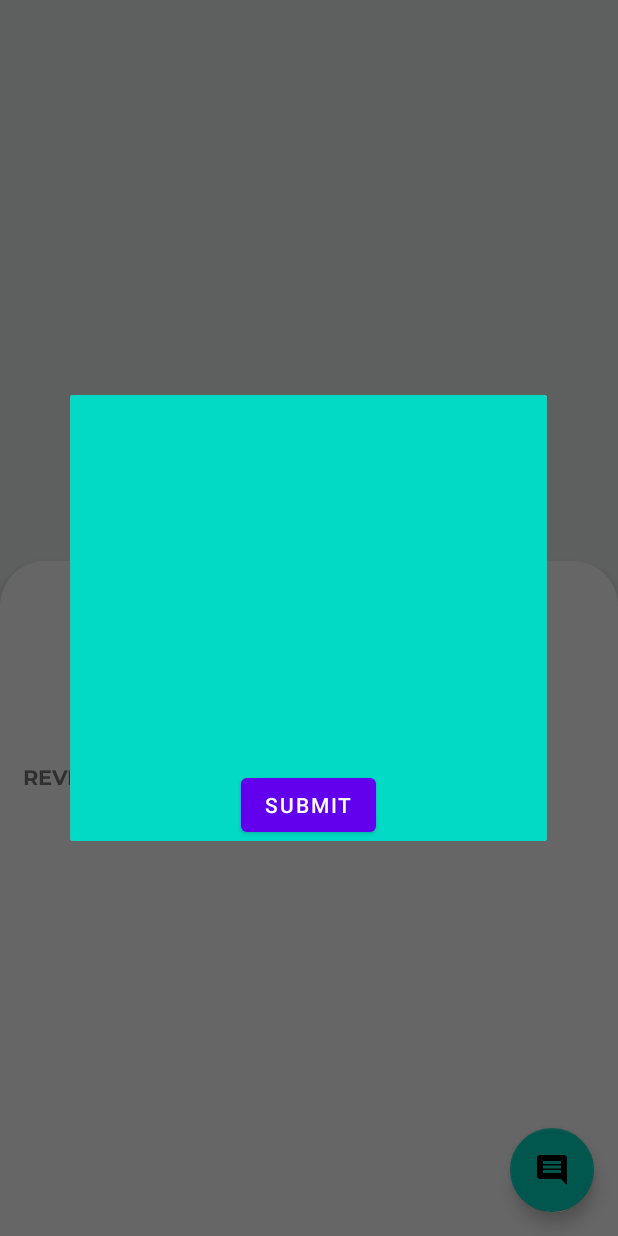
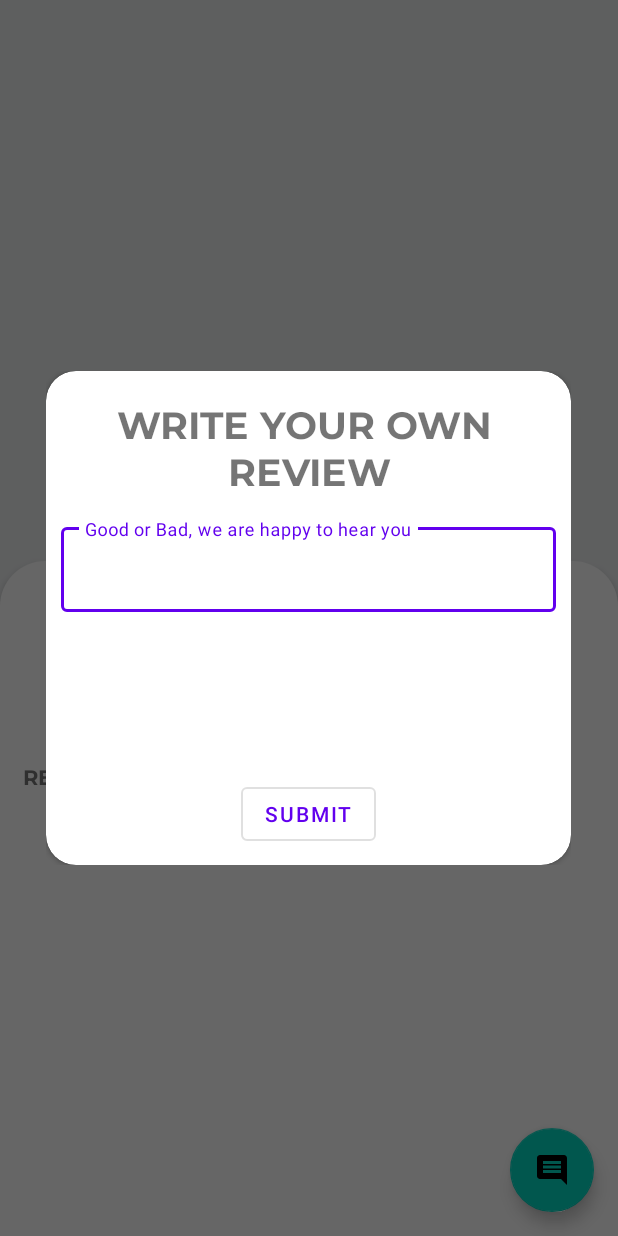
Before and after one commit to rodrirepresa/Adidas, an Android app: the fragment ProductDetailFragment placed in its activity, after a tap on an icon or button, on a phone screen of 412 x 824 dp. Run offline under Robolectric (Android 15) with nearby library versions, the phone set to English and light mode, and no system bars; libraries missing offline, so code that uses them is left out: androidx.palette.graphics; pictures from the network do not load; 6 statements that could not run were skipped; 1 other tap on this screen came first.

Commit message:
Customize review dialog

```diff
--- a/app/src/main/java/com/represa/adidas/MainActivity.kt
+++ b/app/src/main/java/com/represa/adidas/MainActivity.kt
@@ -27,7 +27,7 @@ class MainActivity : AppCompatActivity() {
 
         productViewModel.errorLiveData.observe(this, {
             it?.let {
-                //onCreateDialog(it.message).show()
+                onCreateDialog(it.message).show()
             }
         })
     }
@@ -47,18 +47,12 @@ class MainActivity : AppCompatActivity() {
     fun onCreateDialog(error: String?): Dialog {
         var message = error ?: "Something went wrong"
         return this?.let {
-            // Use the Builder class for convenient dialog construction
             val builder = AlertDialog.Builder(it)
             builder.setMessage(message)
-                .setPositiveButton("adios",
-                    DialogInterface.OnClickListener { dialog, id ->
-                        dialog.dismiss()
-                    })
-                .setNegativeButton("terges",
-                    DialogInterface.OnClickListener { dialog, id ->
-                        dialog.dismiss()
-                    })
-            // Create the AlertDialog object and return it
+                .setPositiveButton("Close"
+                ) { dialog, id ->
+                    dialog.dismiss()
+                }
             builder.create()
         } ?: throw IllegalStateException("Activity cannot be null")
     }
--- a/app/src/main/java/com/represa/adidas/ProductDetailFragment.kt
+++ b/app/src/main/java/com/represa/adidas/ProductDetailFragment.kt
@@ -31,7 +31,7 @@ class ProductDetailFragment : Fragment() {
     private val productDetailViewModel by sharedViewModel<ProductDetailViewModel>()
 
     private val safeArgs: ProductDetailFragmentArgs by navArgs()
-    private var productId : String = ""
+    private var productId: String = ""
     private var _binding: FragmentProductDetailBinding? = null
     private val binding get() = _binding!!
 
@@ -49,14 +49,8 @@ class ProductDetailFragment : Fragment() {
             }*/
         })
         productDetailViewModel.getReviews(productId).observe(viewLifecycleOwner, {
-            if(!it.isNullOrEmpty()) {
-                var adapter = binding.bottomSheet.recyclerReviews.adapter as ReviewsAdapter
-                adapter.submitList(it)
-            }else{
-                it?.let {
-
-                }
-            }
+            var adapter = binding.bottomSheet.recyclerReviews.adapter as ReviewsAdapter
+            adapter.submitList(it)
         })
     }
 
--- a/app/src/main/java/com/represa/adidas/data/database/ProductDao.kt
+++ b/app/src/main/java/com/represa/adidas/data/database/ProductDao.kt
@@ -26,7 +26,7 @@ interface ProductDao {
     @Insert(onConflict = OnConflictStrategy.IGNORE)
     fun insertReview(review: ReviewEntity)
 
-    @Insert(onConflict = OnConflictStrategy.IGNORE)
+    @Insert(onConflict = OnConflictStrategy.REPLACE)
     fun insertReviews(review: List<ReviewEntity>)
 
     @Query("SELECT * FROM review WHERE productId = :productId")
--- a/app/src/main/java/com/represa/adidas/data/network/model/Review.kt
+++ b/app/src/main/java/com/represa/adidas/data/network/model/Review.kt
@@ -4,7 +4,7 @@ import com.represa.adidas.data.database.entities.ReviewEntity
 
 data class Review(
     val productId: String,
-    val locale: String,
+    val locale: String = "EN",
     val rating: Int,
     val text: String
 )
--- a/app/src/main/java/com/represa/adidas/ui/ReviewDialog.kt
+++ b/app/src/main/java/com/represa/adidas/ui/ReviewDialog.kt
@@ -1,11 +1,12 @@
 package com.represa.adidas.ui
 
+import android.graphics.Color
+import android.graphics.drawable.ColorDrawable
 import android.os.Bundle
 import android.view.LayoutInflater
 import android.view.View
 import android.view.ViewGroup
 import androidx.fragment.app.DialogFragment
-import androidx.fragment.app.Fragment
 import com.represa.adidas.databinding.ReviewDialogBinding
 import com.represa.adidas.ui.viewmodels.ProductDetailViewModel
 import org.koin.androidx.viewmodel.ext.android.viewModel
@@ -17,12 +18,25 @@ class ReviewDialog : DialogFragment() {
     private var _binding: ReviewDialogBinding? = null
     private val binding get() = _binding!!
 
-    override fun onCreateView(inflater: LayoutInflater, container: ViewGroup?, savedInstanceState: Bundle?): View? {
-        //dialog!!.window?.setBackgroundDrawableResource(R.drawable.round_corner);
+    override fun onCreateView(
+        inflater: LayoutInflater,
+        container: ViewGroup?,
+        savedInstanceState: Bundle?
+    ): View? {
+        dialog!!.window?.setBackgroundDrawable(ColorDrawable(Color.TRANSPARENT));
         _binding = ReviewDialogBinding.inflate(layoutInflater, container, false)
         var productId = arguments?.getString("productId")
         binding.submit.setOnClickListener {
-            productDetailViewModel.createReview(productId, binding.text.text.toString())
+            binding.text.editText?.let {
+                if (it.text.isNotEmpty()) {
+                    productDetailViewModel.createReview(
+                        productId,
+                        binding.text.editText!!.text.toString()
+                    ) { dismiss() }
+                } else {
+                    it.error = "Empty review"
+                }
+            }
         }
         return binding.root
     }
@@ -31,6 +45,6 @@ class ReviewDialog : DialogFragment() {
         super.onStart()
         val width = (resources.displayMetrics.widthPixels * 0.85).toInt()
         val height = (resources.displayMetrics.heightPixels * 0.40).toInt()
-        dialog!!.window?.setLayout(width,height)
+        dialog!!.window?.setLayout(width, height)
     }
 }
--- a/app/src/main/java/com/represa/adidas/ui/viewmodels/ProductDetailViewModel.kt
+++ b/app/src/main/java/com/represa/adidas/ui/viewmodels/ProductDetailViewModel.kt
@@ -50,7 +50,7 @@ class ProductDetailViewModel(
         }
     }
 
-    fun createReview(productId: String?, text: String) {
+    fun createReview(productId: String?, text: String, onSucces: () -> Unit) {
         viewModelScope.launch(Dispatchers.IO) {
             runCatching {
                 productId?.let {
@@ -65,6 +65,8 @@ class ProductDetailViewModel(
                 }
             }.onFailure {
                 errorStream.value = Throwable(context.getString(R.string.error_general_exception))
+            }.onSuccess {
+                onSucces.invoke()
             }
         }
     }
--- a/app/src/main/res/layout/review_dialog.xml
+++ b/app/src/main/res/layout/review_dialog.xml
@@ -1,25 +1,57 @@
 <?xml version="1.0" encoding="utf-8"?>
-<androidx.constraintlayout.widget.ConstraintLayout xmlns:android="http://schemas.android.com/apk/res/android"
-    android:layout_width="300dp"
-    android:layout_height="200dp"
+<androidx.cardview.widget.CardView xmlns:android="http://schemas.android.com/apk/res/android"
     xmlns:app="http://schemas.android.com/apk/res-auto"
-    android:background="@color/teal_200">
+    app:cardCornerRadius="20sp"
+    android:layout_width="match_parent"
+    android:layout_height="match_parent">
 
-    <EditText
+    <androidx.constraintlayout.widget.ConstraintLayout
+        android:layout_width="match_parent"
+        android:layout_height="match_parent"
+        android:padding="10dp">
+
+        <TextView
+            android:id="@+id/title"
+            android:layout_width="wrap_content"
+            android:layout_height="wrap_content"
+            android:layout_marginTop="10dp"
+            android:fontFamily="@font/montserrat_bold"
+            android:text="WRITE YOUR OWN \nREVIEW"
+            android:textAlignment="center"
+            android:textSize="25sp"
+            app:layout_constraintEnd_toEndOf="parent"
+            app:layout_constraintStart_toStartOf="parent"
+            app:layout_constraintTop_toTopOf="parent" />
+
+        <com.google.android.material.textfield.TextInputLayout
             android:id="@+id/text"
+            style="@style/Widget.MaterialComponents.TextInputLayout.OutlinedBox"
             android:layout_width="match_parent"
             android:layout_height="wrap_content"
+            android:layout_marginTop="10dp"
+            android:hint="Good or Bad, we are happy to hear you"
+            app:errorEnabled="true"
             app:layout_constraintLeft_toLeftOf="parent"
             app:layout_constraintRight_toRightOf="parent"
-        app:layout_constraintTop_toTopOf="parent"/>
+            app:layout_constraintTop_toBottomOf="@id/title">
+
+            <com.google.android.material.textfield.TextInputEditText
+                android:layout_width="match_parent"
+                android:layout_height="wrap_content" />
+
+        </com.google.android.material.textfield.TextInputLayout>
+
 
         <Button
             android:id="@+id/submit"
+            style="@style/Widget.MaterialComponents.Button.OutlinedButton"
             android:layout_width="wrap_content"
             android:layout_height="wrap_content"
+            android:text="SUBMIT"
+            app:layout_constraintBottom_toBottomOf="parent"
             app:layout_constraintLeft_toLeftOf="parent"
-        app:layout_constraintRight_toRightOf="parent"
-        app:layout_constraintBottom_toBottomOf="parent"
-        android:text="SUBMIT"/>
+            app:layout_constraintRight_toRightOf="parent" />
 
     </androidx.constraintlayout.widget.ConstraintLayout>
+
+</androidx.cardview.widget.CardView>
```
Lines whose indentation alone changed are shown as unchanged.
